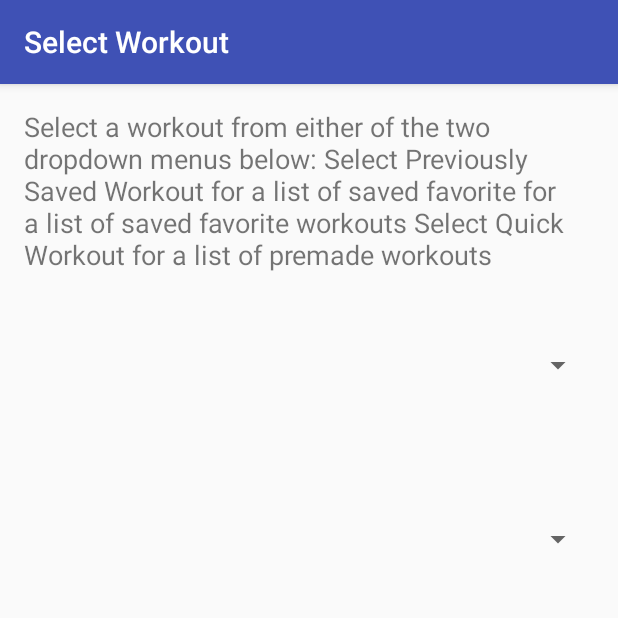
After one commit to CS262aCalvinFitness/client, an Android app: the Start_Workout_Activity screen opened directly, with no data from a screen before it, on a phone screen of 412 x 824 dp, the top half of it. The commit adds this screen. Run offline under Robolectric (Android 15) with nearby library versions, the phone set to English and light mode, and no system bars.

Commit message:
added functionality to the homepage buttons. each button goesto its own activity. select a workout and see past results have text and spinners with no functionality

```diff
--- a/app/src/main/AndroidManifest.xml
+++ b/app/src/main/AndroidManifest.xml
@@ -15,6 +15,9 @@
                 <category android:name="android.intent.category.LAUNCHER" />
             </intent-filter>
         </activity>
+        <activity android:name=".Create_New_Workout_Activity" />
+        <activity android:name=".See_Previous_Workouts_Activity" />
+        <activity android:name=".Start_Workout_Activity"></activity>
     </application>
 
 </manifest>
--- /dev/null
+++ b/app/src/main/java/edu/calvin/calvinfitness/Start_Workout_Activity.java
@@ -0,0 +1,16 @@
+package edu.calvin.calvinfitness;
+
+import android.content.Intent;
+import android.support.v7.app.AppCompatActivity;
+import android.os.Bundle;
+
+public class Start_Workout_Activity extends AppCompatActivity {
+
+    @Override
+    protected void onCreate(Bundle savedInstanceState) {
+        super.onCreate(savedInstanceState);
+        setContentView(R.layout.activity_start__workout_);
+        Intent intent = getIntent();
+        setTitle("Select Workout");
+    }
+}
--- /dev/null
+++ b/app/src/main/res/layout/activity_start__workout_.xml
@@ -0,0 +1,37 @@
+<?xml version="1.0" encoding="utf-8"?>
+<RelativeLayout xmlns:android="http://schemas.android.com/apk/res/android"
+    xmlns:tools="http://schemas.android.com/tools"
+    android:id="@+id/activity_start__workout_"
+    android:layout_width="match_parent"
+    android:layout_height="match_parent"
+    android:paddingBottom="@dimen/activity_vertical_margin"
+    android:paddingLeft="@dimen/activity_horizontal_margin"
+    android:paddingRight="@dimen/activity_horizontal_margin"
+    android:paddingTop="@dimen/activity_vertical_margin"
+    tools:context="edu.calvin.calvinfitness.Start_Workout_Activity">
+
+    <TextView
+        android:layout_width="wrap_content"
+        android:layout_height="wrap_content"
+        android:id="@+id/select_workout_text"
+        android:textSize="18sp"
+        android:text="@string/select_workout_text" />
+
+    <Spinner
+        android:layout_width="match_parent"
+        android:layout_height="wrap_content"
+        android:id="@+id/quick_workout_spinner"
+        android:layout_below="@+id/saved_workout_spinner"
+        android:layout_alignParentLeft="true"
+        android:layout_alignParentStart="true"
+        android:layout_marginTop="92dp" />
+
+    <Spinner
+        android:layout_width="match_parent"
+        android:layout_height="wrap_content"
+        android:id="@+id/saved_workout_spinner"
+        android:layout_marginTop="49dp"
+        android:layout_below="@+id/select_workout_text"
+        android:layout_alignParentLeft="true"
+        android:layout_alignParentStart="true" />
+</RelativeLayout>
--- a/app/src/main/res/values/strings.xml
+++ b/app/src/main/res/values/strings.xml
@@ -1,3 +1,8 @@
 <resources>
     <string name="app_name">Calvin Fitness</string>
+    <string name="select_workout_text">Select a workout from either of the two dropdown menus below:
+    Select Previously Saved Workout for a list of saved favorite for a list of saved favorite workouts
+    Select Quick Workout for a list of premade workouts</string>
+    <string name="previous_workout_text">Select a previously completed workout from the dropdown
+        menu below to view the results.</string>
 </resources>
```
Also changed, not shown: app/src/main/java/edu/calvin/calvinfitness/Create_New_Workout_Activity.java (added, +16 -0 lines), app/src/main/java/edu/calvin/calvinfitness/MainActivity.java (+20 -2 lines), app/src/main/java/edu/calvin/calvinfitness/See_Previous_Workouts_Activity.java (added, +16 -0 lines), app/src/main/res/layout/activity_create__new__workout_.xml (added, +13 -0 lines), app/src/main/res/layout/activity_main.xml (+6 -3 lines), app/src/main/res/layout/activity_see__previous__workouts_.xml (added, +31 -0 lines).
